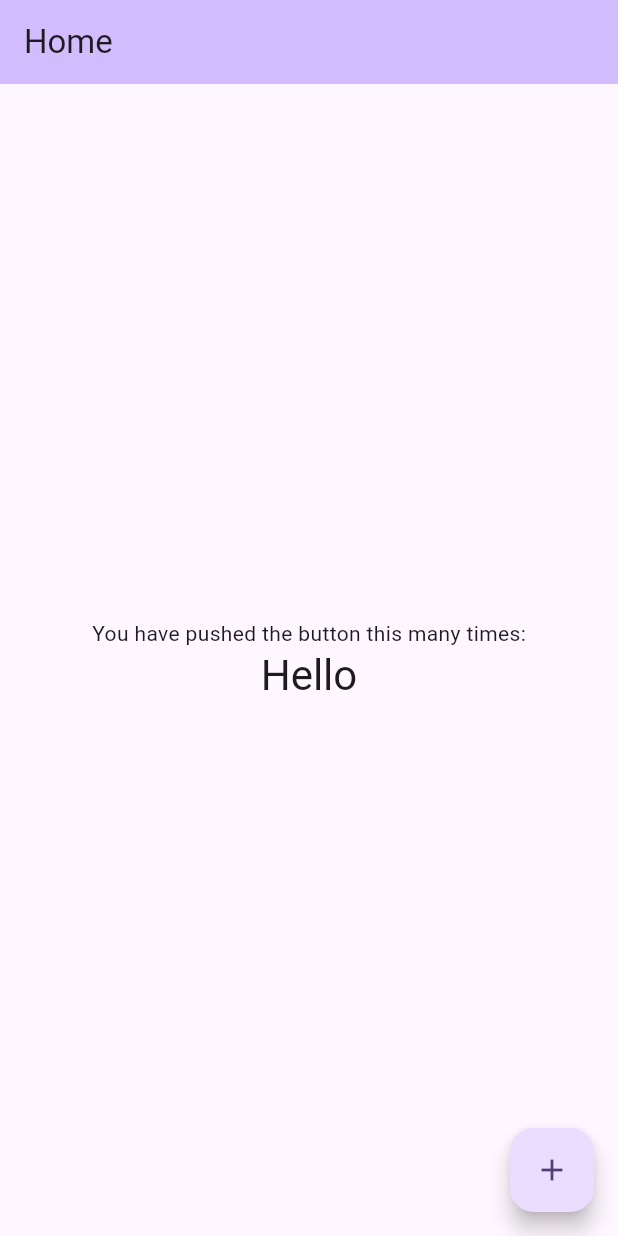
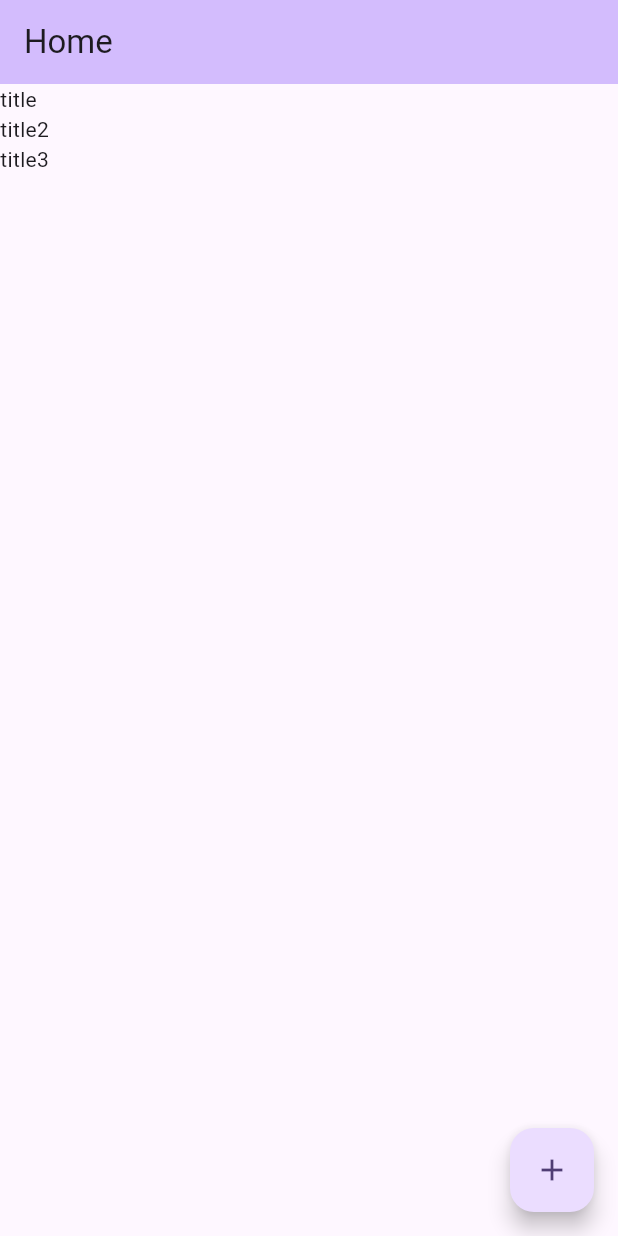
Before and after one commit to rai03k/memoList, a Flutter app: the screen it shows after launch, on a phone screen of 412 x 824 dp. Run offline on Flutter 3.47's test engine with Material 2 defaults, Android fonts, the phone set to English and light mode, and no system bars.

Commit message:
OKボタン押下時、Listに要素追加

```diff
--- a/lib/main.dart
+++ b/lib/main.dart
@@ -21,13 +21,15 @@ class MyApp extends StatelessWidget {
 
 class MyHomePage extends StatefulWidget {
   const MyHomePage({super.key});
-  final _counter = 0;
 
   @override
   State<MyHomePage> createState() => _MyHomePageState();
 }
 
 class _MyHomePageState extends State<MyHomePage> {
+  final _memoList = ['title', 'title2', 'title3'];
+  var _titleController = TextEditingController();
+
   Future<void> InputDialog(BuildContext context) async {
     return showDialog(
         context: context,
@@ -36,6 +38,7 @@ class _MyHomePageState extends State<MyHomePage> {
             title: Text("タイトル"),
             content: TextField(
               decoration: InputDecoration(hintText: "ここに入力"),
+              controller: _titleController,
             ),
             actions: <Widget>[
               TextButton(
@@ -46,6 +49,9 @@ class _MyHomePageState extends State<MyHomePage> {
               ),
               TextButton(
                 onPressed: () {
+                  setState(() {
+                    _memoList.add(_titleController.text);
+                  });
                   Navigator.pop(context);
                 },
                 child: Text("OK"),
@@ -62,20 +68,11 @@ class _MyHomePageState extends State<MyHomePage> {
         backgroundColor: Theme.of(context).colorScheme.inversePrimary,
         title: Text("Home"),
       ),
-      body: Center(
-        child: Column(
-          mainAxisAlignment: MainAxisAlignment.center,
-          children: <Widget>[
-            const Text(
-              'You have pushed the button this many times:',
-            ),
-            Text(
-              'Hello',
-              style: Theme.of(context).textTheme.headlineMedium,
-            ),
-          ],
-        ),
-      ),
+      body: ListView.builder(
+          itemCount: _memoList.length,
+          itemBuilder: (context, index) {
+            return Text(_memoList[index]);
+          }),
       floatingActionButton: FloatingActionButton(
         onPressed: () {
           InputDialog(context);
```
